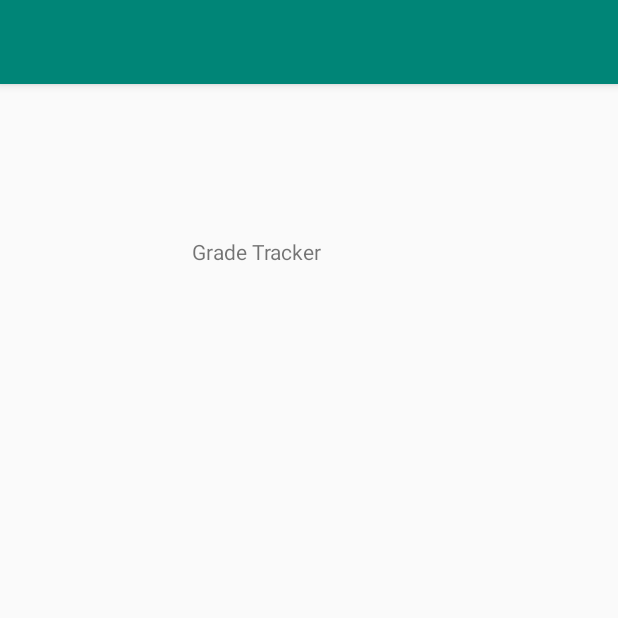
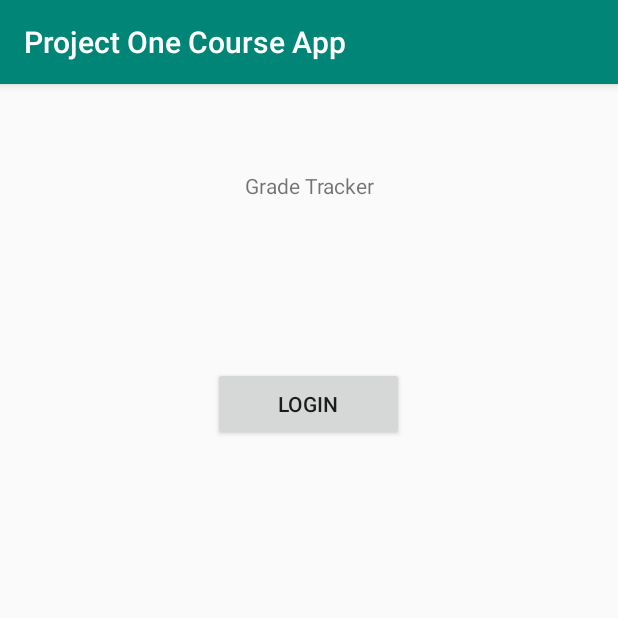
Before and after one commit to JesusGo115/CST438-Project-One-Course-App, an Android app: the screen it shows after launch (MainActivity), on a phone screen of 412 x 824 dp, the top half of it. Run offline under Robolectric (Android 15) with nearby library versions, the phone set to English and light mode, and no system bars; our stand-ins replace Room's generated code.

Commit message:
implemented login with predefined user, updated DB for login

```diff
--- a/app/build.gradle
+++ b/app/build.gradle
@@ -35,6 +35,7 @@ dependencies {
 
     implementation 'androidx.appcompat:appcompat:1.2.0'
     implementation 'androidx.constraintlayout:constraintlayout:2.0.1'
+    implementation 'com.google.android.material:material:1.2.0'
     testImplementation 'junit:junit:4.13'
     androidTestImplementation 'androidx.test.ext:junit:1.1.2'
     androidTestImplementation 'androidx.test.espresso:espresso-core:3.3.0'
--- a/app/src/main/java/com/example/projectonecourseapp/MainActivity.java
+++ b/app/src/main/java/com/example/projectonecourseapp/MainActivity.java
@@ -1,8 +1,15 @@
 package com.example.projectonecourseapp;
 
 import androidx.appcompat.app.AppCompatActivity;
+import androidx.appcompat.widget.Toolbar;
 
+import android.content.Intent;
 import android.os.Bundle;
+import android.util.Log;
+import android.view.View;
+import android.widget.Button;
+
+import com.example.projectonecourseapp.db.AppDatabase;
 
 public class MainActivity extends AppCompatActivity {
 
@@ -10,7 +17,25 @@ public class MainActivity extends AppCompatActivity {
 
     @Override
     protected void onCreate(Bundle savedInstanceState) {
+
+        Log.d("MainActivity", "onCreate called");
         super.onCreate(savedInstanceState);
         setContentView(R.layout.activity_main);
+        Toolbar toolbar  = findViewById(R.id.toolbar);
+        setSupportActionBar(toolbar);
+
+        // load database
+        AppDatabase.getAppDatabase(MainActivity.this).loadData(this);
+
+        Button login_button = findViewById(R.id.login_button);
+        login_button.setOnClickListener(new View.OnClickListener() {
+            @Override
+            public void onClick(View v) {
+                Log.d("MainActivity", "onClick for login called");
+                Intent intent = new Intent(MainActivity.this, LoginActivity.class);
+                startActivity(intent);
+            }
+        });
+
     }
 }
--- a/app/src/main/java/com/example/projectonecourseapp/db/AppDatabase.java
+++ b/app/src/main/java/com/example/projectonecourseapp/db/AppDatabase.java
@@ -1,4 +1,7 @@
 package com.example.projectonecourseapp.db;
+
+import android.content.Context;
+import android.util.Log;
 
 import com.example.projectonecourseapp.db.typeConverters.DateTypeConverter;
 
@@ -7,10 +10,14 @@ import androidx.room.Room;
 import androidx.room.RoomDatabase;
 import androidx.room.TypeConverters;
 
+import java.util.List;
+
 @Database(entities = {User.class, Grade.class, GradeCategory.class, Enrollment.class, Course.class, Assignment.class}, version = 1)
 @TypeConverters(DateTypeConverter.class)
 public abstract class AppDatabase extends RoomDatabase
 {
+    private static AppDatabase instance;
+
     public static final String DB_NAME = "COURSE_DATABASE";
 
     public static final String USER_TABLE = "USER_TABLE";
@@ -20,7 +27,35 @@ public abstract class AppDatabase extends RoomDatabase
     public static final String GRADE_TABLE = "GRADE_TABLE";
     public static final String ENROLLMENT_TABLE = "ENROLLMENT_TABLE";
 
-    public abstract CourseAppDAO getCourseDAO();
+    // database?
+    public abstract CourseAppDAO dao();
+    public static AppDatabase getAppDatabase(final Context context) {
+        if(instance == null) {
+            instance = Room.databaseBuilder(context.getApplicationContext(),
+                    AppDatabase.class,
+                    DB_NAME)
+                    .allowMainThreadQueries()
+                    .fallbackToDestructiveMigration()
+                    .build();
+        }
+        return instance;
+    }
+
+    public void loadData(Context context) {
+        List<User> userList = AppDatabase.getAppDatabase(context).dao().getAllUsers();
+        if(userList.size() == 0) {
+            loadUsers(context);
+        }
+    }
+
+    public void loadUsers(Context context) {
+        CourseAppDAO dao = getAppDatabase(context).dao();
+
+        User djarin = new User("din_djarin", "baby_yoda_ftw");
+        dao.addUser(djarin);
+        Log.d("AppDatabase", "Added djarin for text");
+    }
+
 }
 
 //    DodoDAO mDodoDao;
--- a/app/src/main/java/com/example/projectonecourseapp/db/CourseAppDAO.java
+++ b/app/src/main/java/com/example/projectonecourseapp/db/CourseAppDAO.java
@@ -13,7 +13,10 @@ public interface CourseAppDAO
 {
     //User
     @Insert
-    void insert(User...users);
+    void addUser(User...users);
+
+    @Query("select * from " + AppDatabase.USER_TABLE + " where mUserName = :username and mPassword = :password")
+    User login(String username, String password);
 
     @Update
     void update(User...users);
--- a/app/src/main/java/com/example/projectonecourseapp/db/User.java
+++ b/app/src/main/java/com/example/projectonecourseapp/db/User.java
@@ -1,6 +1,7 @@
 package com.example.projectonecourseapp.db;
 
 import androidx.room.Entity;
+import androidx.room.Ignore;
 import androidx.room.PrimaryKey;
 
 @Entity(tableName = AppDatabase.USER_TABLE)
@@ -14,6 +15,14 @@ public class User
     private String mPassword;
     private String mFirstName;
     private String mLastName;
+
+    public User() {}
+
+    @Ignore
+    public User(String username, String password) {
+        this.mUserName = username;
+        this.mPassword = password;
+    }
 
     public User(String userName, String password, String firstName, String lastName) {
         this.mUserName = userName;
--- a/app/src/main/res/layout/activity_login.xml
+++ b/app/src/main/res/layout/activity_login.xml
@@ -22,7 +22,8 @@
     <TextView
         android:layout_width="match_parent"
         android:layout_height="80dp"
-        android:id="@+id/message" />
+        android:id="@+id/message"
+        android:text="@string/username_password"/>
 
     <EditText
         android:layout_width="match_parent"
--- a/app/src/main/res/layout/activity_main.xml
+++ b/app/src/main/res/layout/activity_main.xml
@@ -28,12 +28,24 @@
         android:layout_width="155dp"
         android:layout_height="45dp"
         android:text="@string/title"
+        android:textAlignment="center"
+        app:layout_constraintBottom_toBottomOf="parent"
+        app:layout_constraintEnd_toEndOf="parent"
+        app:layout_constraintStart_toStartOf="parent"
+        app:layout_constraintTop_toBottomOf="@+id/appBarLayout2"
+        app:layout_constraintVertical_bias="0.08" />
+
+    <Button
+        android:id="@+id/login_button"
+        android:text="@string/login"
+        android:layout_width="127dp"
+        android:layout_height="49dp"
         app:layout_constraintBottom_toBottomOf="parent"
         app:layout_constraintEnd_toEndOf="parent"
         app:layout_constraintHorizontal_bias="0.498"
         app:layout_constraintStart_toStartOf="parent"
-        app:layout_constraintTop_toBottomOf="@+id/appBarLayout2"
-        app:layout_constraintVertical_bias="0.141" />
+        app:layout_constraintTop_toBottomOf="@+id/title"
+        app:layout_constraintVertical_bias="0.139" />
 
 
 </androidx.constraintlayout.widget.ConstraintLayout>
```
Also changed, not shown: app/src/main/java/com/example/projectonecourseapp/LoginActivity.java (+28 -0 lines), app/src/main/res/values/strings.xml (+5 -2 lines), 1 other file.
